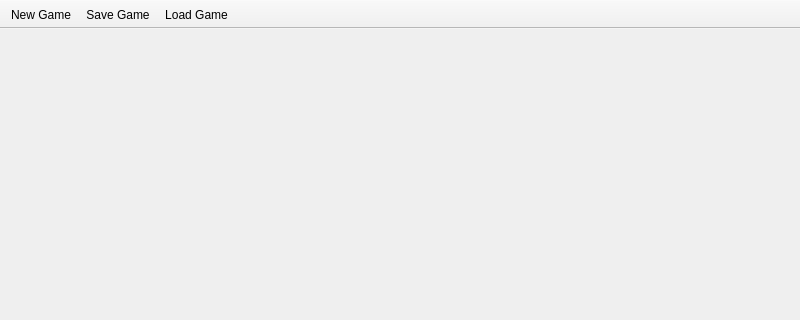
This is Gomoku/mainwindow.ui in gasib/qt_beadando as Qt 5 draws it before an edit; both pictures show x 0 to 800 and y 0 to 320 of the 800 by 600 pixel window. The edited form follows.
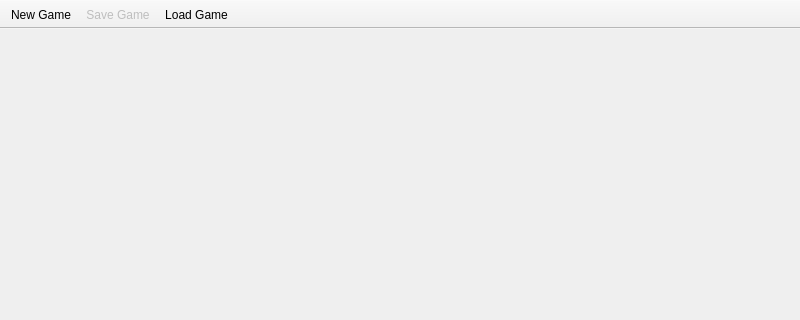
This is the edited form.

Diff of the .ui file:
```diff
--- a/Gomoku/mainwindow.ui
+++ b/Gomoku/mainwindow.ui
@@ -51,6 +51,9 @@
    </property>
   </action>
   <action name="actionSave_Game">
+   <property name="enabled">
+    <bool>false</bool>
+   </property>
    <property name="text">
     <string>Save Game</string>
    </property>
```
